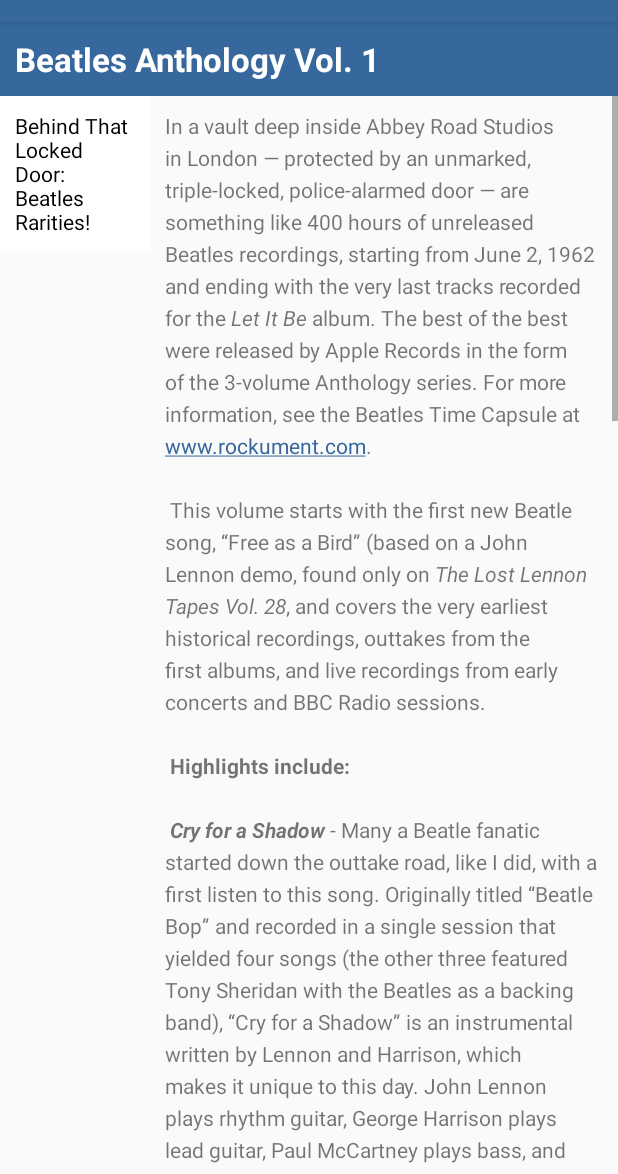
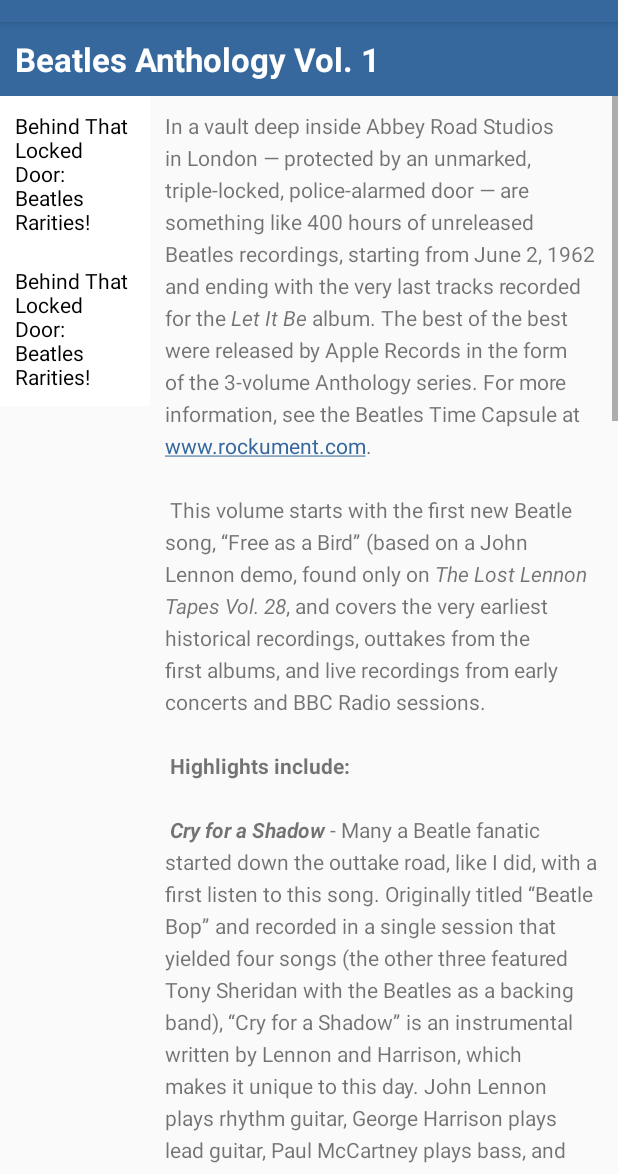
Before and after one commit to cpanou/mobile, an Android app: the ArticleActivity screen opened directly, with no data from a screen before it, on a phone screen of 412 x 824 dp, the part 62-1236 px from its top. Run offline under Robolectric (Android 15) with nearby library versions, the phone set to English and light mode, and no system bars.

Commit message:
Finishes First Section

```diff
--- a/HelloWorld/app/src/main/java/com/example/helloworld/counter/helpers/Counter.java
+++ b/HelloWorld/app/src/main/java/com/example/helloworld/counter/helpers/Counter.java
@@ -22,17 +22,19 @@ public class Counter {
         if (count > 0) zeroButton.setBackgroundColor(context.getColor(R.color.colorWarn));
         counterText.setText(String.valueOf(count));
     };
+
     private Consumer<View> countUp = (view) -> {
         view.setBackgroundColor(mCount % 2 == 0 ? context.getColor(R.color.colorPrimary) : context.getColor(R.color.colorSecondaryDark));
         updateCounterText.accept(++mCount);
+    };
 
-    };
     private Consumer<View> zeroCounter = (view) -> {
         view.setBackgroundColor(context.getColor(R.color.grey));
         updateCounterText.accept(mCount = 0);
     };
 
-    private Consumer<View> showToast = (view) -> Toast.makeText(context, "Count: " + mCount, Toast.LENGTH_LONG).show();
+    private Consumer<View> showToast = (view) ->
+            Toast.makeText(context, "Count: " + mCount, Toast.LENGTH_LONG).show();
 
     public Counter(Context context, Integer mCount) {
         this.context = context;
--- a/HelloWorld/app/src/main/res/layout/activity_article.xml
+++ b/HelloWorld/app/src/main/res/layout/activity_article.xml
@@ -24,6 +24,11 @@
         android:layout_below="@id/article_heading"
         android:orientation="horizontal">
 
+        <LinearLayout
+            android:layout_width="wrap_content"
+            android:layout_height="wrap_content"
+            android:orientation="vertical">
+
             <TextView
                 android:id="@+id/article_subheading"
                 android:layout_width="100dp"
@@ -33,6 +38,17 @@
                 android:text="@string/article_subtitle"
                 android:textAppearance="@android:style/TextAppearance.DeviceDefault"
                 android:textColor="@android:color/black" />
+
+            <TextView
+                android:id="@+id/article_subheading2"
+                android:layout_width="100dp"
+                android:layout_height="wrap_content"
+                android:background="@android:color/white"
+                android:padding="@dimen/padding_regular"
+                android:text="@string/article_subtitle"
+                android:textAppearance="@android:style/TextAppearance.DeviceDefault"
+                android:textColor="@android:color/black" />
+        </LinearLayout>
 
         <ScrollView
             android:layout_width="match_parent"
--- a/HelloWorld/app/src/main/res/layout/activity_counter.xml
+++ b/HelloWorld/app/src/main/res/layout/activity_counter.xml
@@ -41,6 +41,7 @@
         android:background="@color/colorPrimary"
         android:text="@string/count_button_label"
         android:textColor="@color/colorAccent"
+        android:onClick="countUp"
         app:layout_constraintEnd_toEndOf="@+id/toast_button"
         app:layout_constraintStart_toStartOf="parent"
         app:layout_constraintTop_toBottomOf="@+id/zero_button" />
```
Also changed, not shown: HelloWorld/app/src/main/AndroidManifest.xml (+7 -7 lines), HelloWorld/app/src/main/java/com/example/helloworld/counter/CounterActivity.java (+3 -6 lines). Lines whose indentation alone changed are shown as unchanged.
